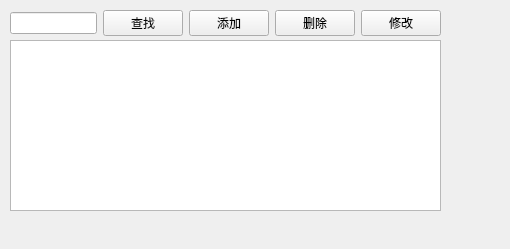
Old version of the form patientview.ui in the repository Junna223/New-project.
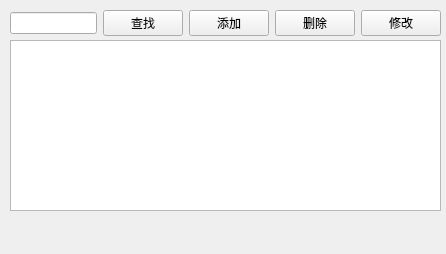
New version of the form.

What changed in the file:
```diff
--- a/patientview.ui
+++ b/patientview.ui
@@ -6,8 +6,8 @@
    <rect>
     <x>0</x>
     <y>0</y>
-    <width>510</width>
-    <height>249</height>
+    <width>446</width>
+    <height>254</height>
    </rect>
   </property>
   <property name="windowTitle">
```
Left out of the diff: 4 changed lines with no effect on the pictures.
